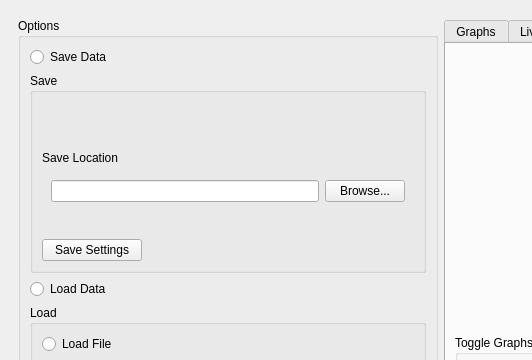
The window that mainwindow.ui (brennanleblanc0/QSUM-TempGui) describes before a commit, drawn with Qt 5; both pictures show x 0 to 532 and y 0 to 360 of the 1547 by 667 pixel window.
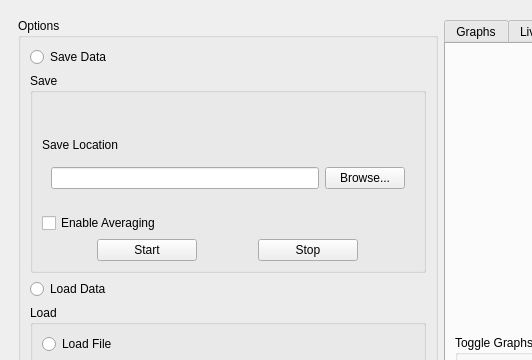
The same window after the commit. Custom widgets are drawn as their Qt base class.

Commit message: Maybe better live data thread?

Patch:
```diff
--- a/mainwindow.ui
+++ b/mainwindow.ui
@@ -71,6 +71,15 @@
               </widget>
              </item>
              <item>
+              <widget class="QCheckBox" name="averageCheck">
+               <property name="text">
+                <string>Enable Averaging</string>
+               </property>
+              </widget>
+             </item>
+             <item>
+              <layout class="QHBoxLayout" name="horizontalLayout_9">
+               <item>
               <widget class="QPushButton" name="saveFileButton">
                <property name="maximumSize">
                 <size>
@@ -79,9 +88,24 @@
                 </size>
                </property>
                <property name="text">
-                <string>Save Settings</string>
-               </property>
-              </widget>
+                  <string>Start</string>
+                 </property>
+                </widget>
+               </item>
+               <item>
+                <widget class="QPushButton" name="stopButton">
+                 <property name="maximumSize">
+                  <size>
+                   <width>100</width>
+                   <height>16777215</height>
+                  </size>
+                 </property>
+                 <property name="text">
+                  <string>Stop</string>
+                 </property>
+                </widget>
+               </item>
+              </layout>
              </item>
             </layout>
            </widget>
```
Lines whose indentation alone changed are shown as unchanged. The commit also changes 2 other files.
